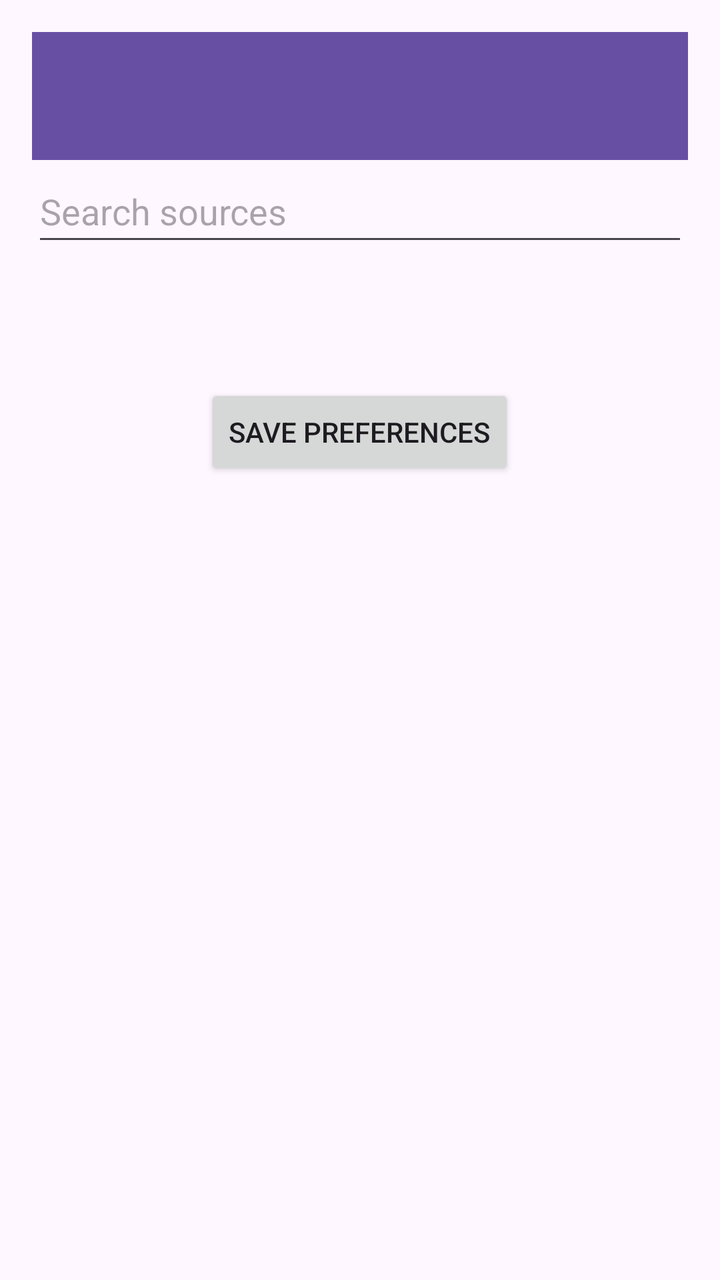
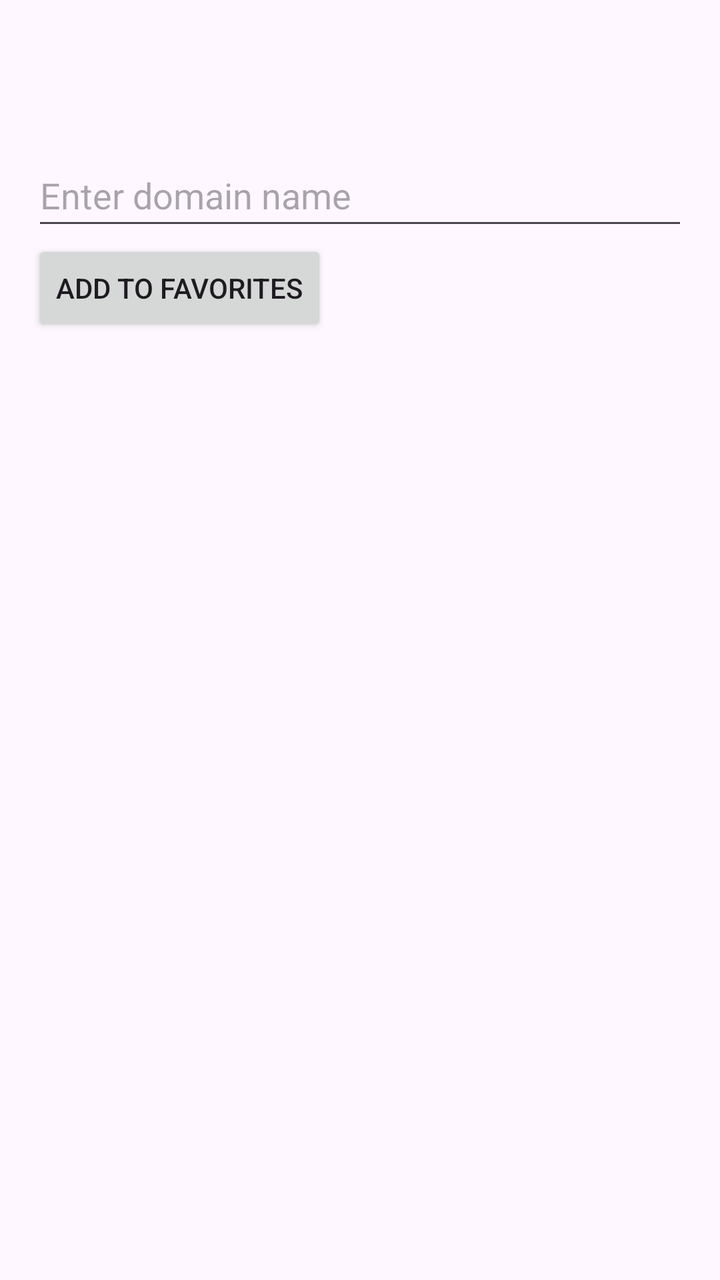

The first picture is an Android layout as it rendered before a commit; the second is the same layout after the commit. The layout source and the unified diff follow.
<!-- AndroidManifest.xml: application theme Theme.MyApplication -->
<!-- res/layout/activity_follow_page.xml -->
<?xml version="1.0" encoding="utf-8"?>
<ScrollView
    xmlns:android="http://schemas.android.com/apk/res/android"
    android:layout_width="match_parent"
    android:layout_height="match_parent"
    android:padding="16dp">

    <LinearLayout
        android:layout_width="match_parent"
        android:layout_height="wrap_content"
        android:orientation="vertical">

        
        <androidx.appcompat.widget.Toolbar
            android:id="@+id/toolbar"
            android:layout_width="match_parent"
            android:layout_height="wrap_content"
            android:background="?android:attr/colorPrimary"
            android:titleTextColor="@android:color/white"/>

        
        <com.google.android.material.textfield.TextInputEditText
            android:id="@+id/etSearchSources"
            android:layout_width="match_parent"
            android:layout_height="wrap_content"
            android:hint="Search sources"
            android:inputType="text"
            android:minHeight="48dp" />

        
        <LinearLayout
            android:id="@+id/newsSourcesContainer"
            android:layout_width="match_parent"
            android:layout_height="wrap_content"
            android:orientation="vertical"
            android:layout_marginBottom="16dp"
            android:padding="8dp"
            android:scrollbars="vertical"/>

        
        <LinearLayout
            android:id="@+id/followedSourcesContainer"
            android:layout_width="match_parent"
            android:layout_height="wrap_content"
            android:orientation="vertical"
            android:layout_marginBottom="16dp"
            android:padding="8dp"
            android:scrollbars="vertical"/>

        
        <Button
            android:id="@+id/btnSavePreferences"
            android:layout_width="wrap_content"
            android:layout_height="wrap_content"
            android:text="Save Preferences"
            android:layout_gravity="center"
            android:padding="12dp"/>
    </LinearLayout>

</ScrollView>
<!-- resources referenced by this layout -->
<resources>
  <style name="Theme.MyApplication" parent="Base.Theme.MyApplication" />
  <style name="Base.Theme.MyApplication" parent="Theme.Material3.DayNight.NoActionBar">
          
          
      </style>
</resources>

<!-- the commit's change to res/layout/activity_follow_page.xml (unified diff, before → after) -->
@@ -1,60 +1,43 @@
-<?xml version="1.0" encoding="utf-8"?>
-<ScrollView
-    xmlns:android="http://schemas.android.com/apk/res/android"
+<LinearLayout xmlns:android="http://schemas.android.com/apk/res/android"
     android:layout_width="match_parent"
     android:layout_height="match_parent"
+    android:orientation="vertical"
     android:padding="16dp">
 
-    <LinearLayout
+    <androidx.appcompat.widget.Toolbar
+        android:id="@+id/toolbar"
         android:layout_width="match_parent"
         android:layout_height="wrap_content"
-        android:orientation="vertical">
+        android:title="Follow News Sources"
+        android:theme="@style/Theme.AppCompat.Light.DarkActionBar" />
 
-        
-        <androidx.appcompat.widget.Toolbar
-            android:id="@+id/toolbar"
-            android:layout_width="match_parent"
-            android:layout_height="wrap_content"
-            android:background="?android:attr/colorPrimary"
-            android:titleTextColor="@android:color/white"/>
+    <ProgressBar
+        android:id="@+id/progressBar"
+        android:layout_width="wrap_content"
+        android:layout_height="wrap_content"
+        android:visibility="gone"
+        android:layout_gravity="center" />
 
-        
-        <com.google.android.material.textfield.TextInputEditText
-            android:id="@+id/etSearchSources"
-            android:layout_width="match_parent"
-            android:layout_height="wrap_content"
-            android:hint="Search sources"
-            android:inputType="text"
-            android:minHeight="48dp" />
+    
+    <EditText
+        android:id="@+id/editTextDomainName"
+        android:layout_width="match_parent"
+        android:layout_height="wrap_content"
+        android:hint="Enter domain name"
+        android:inputType="text"
+        android:minHeight="48dp" />
 
-        
-        <LinearLayout
-            android:id="@+id/newsSourcesContainer"
-            android:layout_width="match_parent"
-            android:layout_height="wrap_content"
-            android:orientation="vertical"
-            android:layout_marginBottom="16dp"
-            android:padding="8dp"
-            android:scrollbars="vertical"/>
+    
+    <Button
+        android:id="@+id/buttonAddDomain"
+        android:layout_width="wrap_content"
+        android:layout_height="wrap_content"
+        android:text="Add to Favorites"
+        android:onClick="onAddDomainButtonClicked" />
 
-        
-        <LinearLayout
-            android:id="@+id/followedSourcesContainer"
-            android:layout_width="match_parent"
-            android:layout_height="wrap_content"
-            android:orientation="vertical"
-            android:layout_marginBottom="16dp"
-            android:padding="8dp"
-            android:scrollbars="vertical"/>
+    <androidx.recyclerview.widget.RecyclerView
+        android:id="@+id/rvFollowedDomains"
+        android:layout_width="match_parent"
+        android:layout_height="match_parent" />
 
-        
-        <Button
-            android:id="@+id/btnSavePreferences"
-            android:layout_width="wrap_content"
-            android:layout_height="wrap_content"
-            android:text="Save Preferences"
-            android:layout_gravity="center"
-            android:padding="12dp"/>
-    </LinearLayout>
-
-</ScrollView>
+</LinearLayout>
